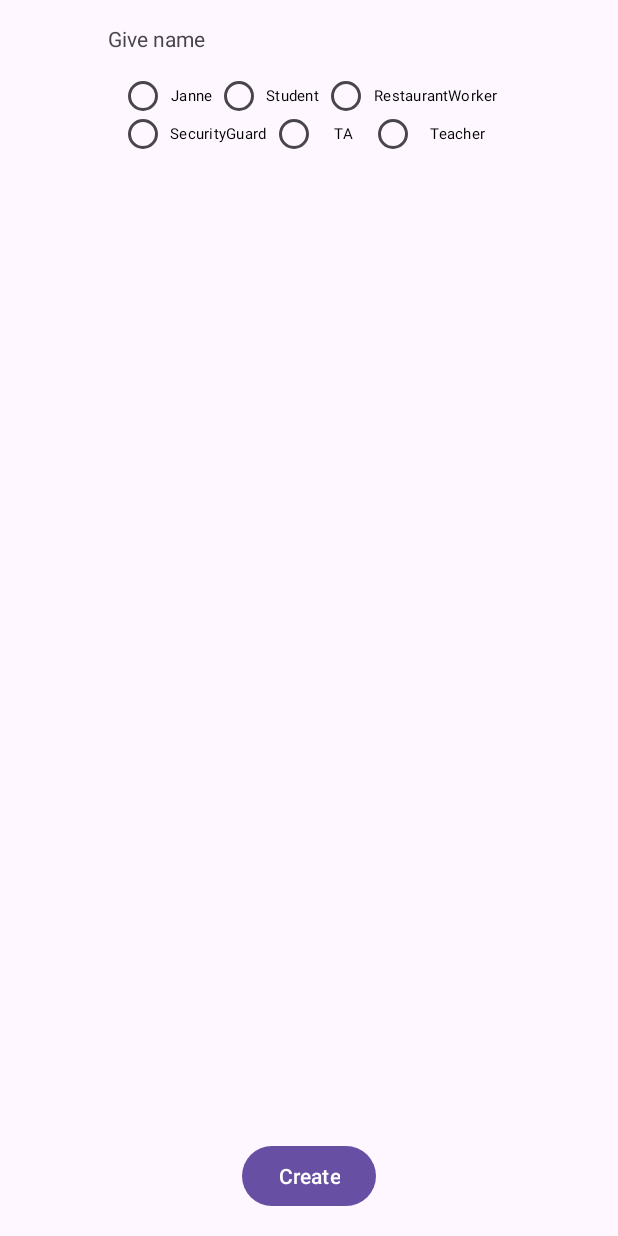
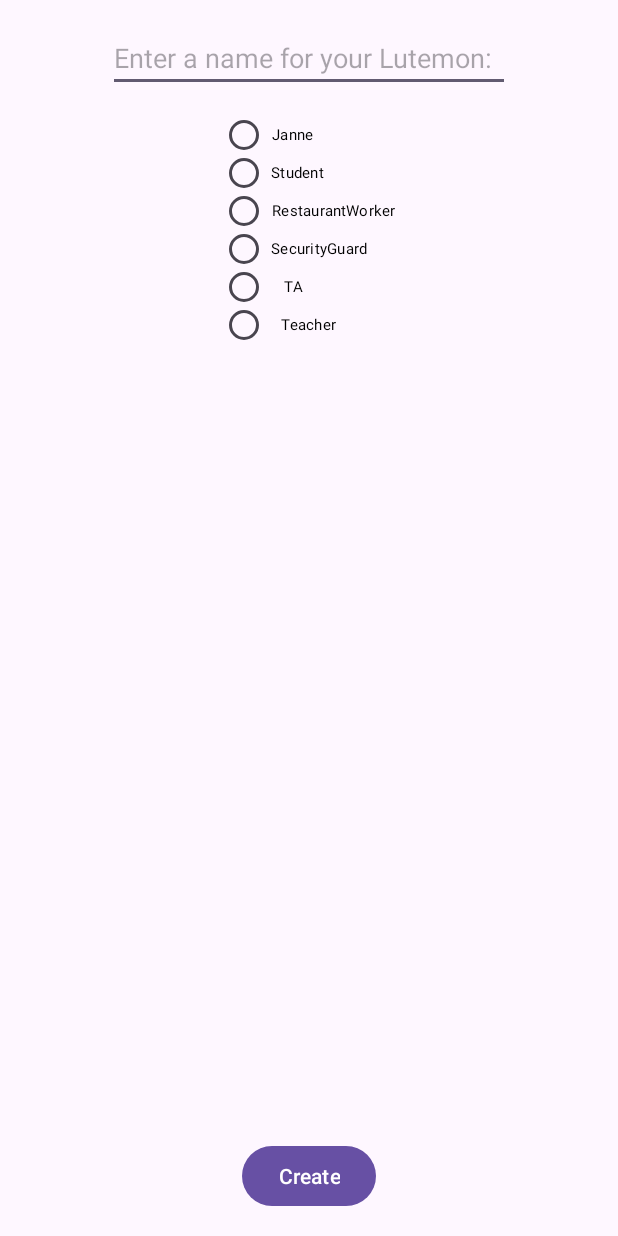
Before and after one commit to NNLisk/lutemonProject, an Android app: the CreateLutemon screen opened directly, with no data from a screen before it, on a phone screen of 412 x 824 dp. Run offline under Robolectric (Android 15) with nearby library versions, the phone set to English and light mode, and no system bars.

Commit message:
more to CreateLutemon

```diff
--- a/app/src/main/java/com/example/lutemonnikomatei/GUI/CreateLutemon.java
+++ b/app/src/main/java/com/example/lutemonnikomatei/GUI/CreateLutemon.java
@@ -1,10 +1,11 @@
 package com.example.lutemonnikomatei.GUI;
 
 import android.os.Bundle;
+import android.view.View;
 import android.widget.Button;
+import android.widget.EditText;
 import android.widget.RadioButton;
 import android.widget.RadioGroup;
-import android.widget.TextView;
 import android.widget.Toast;
 
 import androidx.activity.EdgeToEdge;
@@ -15,11 +16,10 @@ import androidx.core.view.WindowInsetsCompat;
 
 import com.example.lutemonnikomatei.LutemonManager;
 import com.example.lutemonnikomatei.R;
-import com.example.lutemonnikomatei.enums.LUTEMONTYPES;
 
 public class CreateLutemon extends AppCompatActivity {
 public String chosenType;
-public TextView nameText;
+public EditText nameText;
 public RadioGroup radioGroup;
 public RadioButton selectedRadioButton;
 public Button createLutemonButton;
@@ -35,9 +35,17 @@ public String chosenName;
             return insets;
         });
 
-        nameText = findViewById(R.id.giveNameTextView);
+        nameText = findViewById(R.id.giveNameEditView);
         createLutemonButton = findViewById(R.id.CreateLutemonButton);
         radioGroup = findViewById(R.id.radioGroup);
+
+        createLutemonButton.setOnClickListener(new View.OnClickListener() {
+            @Override
+            public void onClick(View v) {
+                CreateLutemonMethod();
+            }
+        });
+
     }
     public void SwitchSprite()
     {
@@ -45,13 +53,15 @@ public String chosenName;
     }
     public void CreateLutemonMethod()
     {
-        chosenName = (String) nameText.getText();
-        if(chosenName != null && !chosenName.trim().isEmpty()){
+        chosenName = nameText.getText().toString();
+        if(chosenName.trim().isEmpty()){
+            Toast.makeText(getApplicationContext(), "missing name", Toast.LENGTH_SHORT).show();
             return;
         }
         if (radioGroup.getCheckedRadioButtonId() == -1)
         {
             // none of the radio buttons is checked
+            Toast.makeText(getApplicationContext(), "missing type", Toast.LENGTH_SHORT).show();
             return;
         }
         else
--- a/app/src/main/res/layout/activity_create_lutemon.xml
+++ b/app/src/main/res/layout/activity_create_lutemon.xml
@@ -17,45 +17,39 @@
         app:layout_constraintEnd_toEndOf="parent"
         app:layout_constraintStart_toStartOf="parent" />
 
-    <TextView
-        android:id="@+id/giveNameTextView"
+    <EditText
+        android:id="@+id/giveNameEditView"
         android:layout_width="0dp"
         android:layout_height="wrap_content"
         android:layout_marginStart="72dp"
         android:layout_marginTop="16dp"
         android:layout_marginEnd="72dp"
-        android:text="Give name"
+        android:hint="Enter a name for your Lutemon:"
         app:layout_constraintEnd_toEndOf="parent"
         app:layout_constraintStart_toStartOf="parent"
         app:layout_constraintTop_toTopOf="parent" />
 
-    <LinearLayout
-        android:id="@+id/linearLayout"
+    <RadioGroup
+        android:id="@+id/radioGroup"
         android:layout_width="wrap_content"
         android:layout_height="wrap_content"
         android:layout_marginTop="16dp"
-        android:gravity="center"
-        android:orientation="vertical"
         app:layout_constraintEnd_toEndOf="parent"
         app:layout_constraintStart_toStartOf="parent"
-        app:layout_constraintTop_toBottomOf="@+id/giveNameTextView">
+        app:layout_constraintTop_toBottomOf="@+id/giveNameEditView">
 
-        <!-- Single RadioGroup with a GridLayout inside to maintain visual appearance -->
-        <RadioGroup
-            android:id="@+id/radioGroup"
-            android:layout_width="wrap_content"
-            android:layout_height="wrap_content">
+        <!-- Important: Use android:checkedButton to set default selection if needed -->
+
+        <!-- Using a GridLayout to maintain the 3x2 appearance -->
+
 
             <!-- First row -->
-            <LinearLayout
-                android:layout_width="wrap_content"
-                android:layout_height="wrap_content"
-                android:orientation="horizontal">
-
             <RadioButton
                 android:id="@+id/idBtnJanne"
                 android:layout_width="wrap_content"
                 android:layout_height="25dp"
+                android:layout_row="0"
+                android:layout_column="0"
                 android:padding="2dp"
                 android:text="Janne"
                 android:textAlignment="center"
@@ -66,6 +60,8 @@
                 android:id="@+id/idBtnStudent"
                 android:layout_width="wrap_content"
                 android:layout_height="25dp"
+                android:layout_row="0"
+                android:layout_column="1"
                 android:padding="2dp"
                 android:text="Student"
                 android:textAlignment="center"
@@ -76,23 +72,21 @@
                 android:id="@+id/idBtnRestaurantWorker"
                 android:layout_width="wrap_content"
                 android:layout_height="25dp"
+                android:layout_row="0"
+                android:layout_column="2"
                 android:padding="2dp"
                 android:text="RestaurantWorker"
                 android:textAlignment="center"
                 android:textColor="@color/black"
                 android:textSize="10sp" />
-            </LinearLayout>
 
             <!-- Second row -->
-            <LinearLayout
-                android:layout_width="252dp"
-                android:layout_height="wrap_content"
-                android:orientation="horizontal">
-
             <RadioButton
                 android:id="@+id/idBtnSecurityGuard"
                 android:layout_width="wrap_content"
                 android:layout_height="25dp"
+                android:layout_row="1"
+                android:layout_column="0"
                 android:padding="2dp"
                 android:text="SecurityGuard"
                 android:textAlignment="center"
@@ -103,6 +97,8 @@
                 android:id="@+id/idBtnTA"
                 android:layout_width="66dp"
                 android:layout_height="25dp"
+                android:layout_row="1"
+                android:layout_column="1"
                 android:padding="2dp"
                 android:text="TA"
                 android:textAlignment="center"
@@ -113,13 +109,14 @@
                 android:id="@+id/idBtnTeacher"
                 android:layout_width="85dp"
                 android:layout_height="25dp"
+                android:layout_row="1"
+                android:layout_column="2"
                 android:padding="2dp"
                 android:text="Teacher"
                 android:textAlignment="center"
                 android:textColor="@color/black"
                 android:textSize="10sp" />
-            </LinearLayout>
+
     </RadioGroup>
-    </LinearLayout>
 
 </androidx.constraintlayout.widget.ConstraintLayout>
```
Lines whose indentation alone changed are shown as unchanged.
